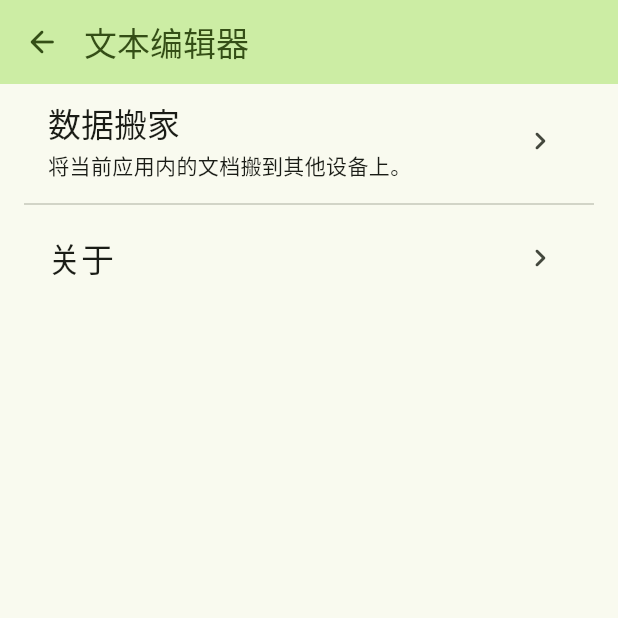
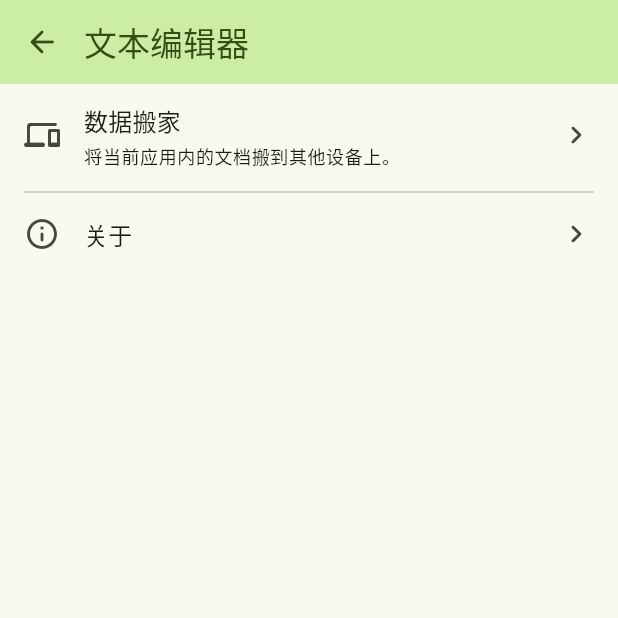
Before and after one commit to xWenChen/FlutterTextEditor, a Flutter app: the screen it shows after launch, after a tap on the "settings" icon, on a phone screen of 412 x 824 dp, the top half of it. Run offline on Flutter 3.47's test engine with Material 3 defaults, Android fonts, the phone set to English and light mode, and no system bars; our stand-ins replace go_router, isar, logger; accounts and stored records are empty; generated files the repository leaves out were written again.

Commit message:
todo：调整页面样式。

```diff
--- a/lib/com_wellcherish_fluttertexteditor/base/ui/state_widget/state_view.dart
+++ b/lib/com_wellcherish_fluttertexteditor/base/ui/state_widget/state_view.dart
@@ -47,9 +47,8 @@ class _StateViewState extends State<StateView> {
           ),
           Text(
             widget.text,
-            style: context.textTheme.titleLarge?.copyWith(
+            style: context.textTheme.bodyLarge?.copyWith(
               color: context.colorScheme.secondary,
-
             ),
           ),
           /// 上顶100，使文本居中。
--- a/lib/com_wellcherish_fluttertexteditor/page/settings/data/settings_item.dart
+++ b/lib/com_wellcherish_fluttertexteditor/page/settings/data/settings_item.dart
@@ -1,4 +1,6 @@
 
+import 'package:flutter/cupertino.dart';
+import 'package:flutter/material.dart';
 import 'package:flutter_text_editor/com_wellcherish_fluttertexteditor/page/settings/data/settings_type.dart';
 
 class SettingsItem {
@@ -6,12 +8,14 @@ class SettingsItem {
   String name;
   String desc;
   String pageRouteName;
+  IconData iconData;
 
   SettingsItem({
     this.type = SettingsType.unknown,
     this.name = '',
     this.desc = '',
     this.pageRouteName = '',
+    this.iconData = Icons.question_mark_rounded,
   });
 
   @override
--- a/lib/com_wellcherish_fluttertexteditor/page/settings/settings_page.dart
+++ b/lib/com_wellcherish_fluttertexteditor/page/settings/settings_page.dart
@@ -63,7 +63,7 @@ class _SettingsPageState extends BaseState<SettingsViewModel, SettingsPage> {
                 },
                 title: Text(
                   data.name,
-                  style: context.textTheme.titleLarge,
+                  style: context.textTheme.titleMedium,
                 ),
                 subtitle: !data.desc.isNullOrEmpty ? Container(
                   padding: EdgeInsets.only(top: AppSpace.extraSmall),
@@ -71,10 +71,14 @@ class _SettingsPageState extends BaseState<SettingsViewModel, SettingsPage> {
                     data.desc,
                     maxLines: 2,
                     overflow: TextOverflow.ellipsis,
-                    style: context.textTheme.bodyMedium,
+                    style: context.textTheme.bodySmall,
                   ),
                 ) : null,
+                leading: Icon(data.iconData),
                 trailing: Icon(Icons.keyboard_arrow_right_rounded),
+                contentPadding: EdgeInsets.symmetric(vertical: 0),
+                dense: true, // 1. 开启紧凑模式，缩小默认的高度和字体间距
+                visualDensity: VisualDensity(vertical: -4), // 2. 将垂直方向的密度压到极致（范围 -4 到 4）
               );
             },
             separatorBuilder: (context, index) => const Divider(),
--- a/lib/com_wellcherish_fluttertexteditor/page/settings/settings_view_model.dart
+++ b/lib/com_wellcherish_fluttertexteditor/page/settings/settings_view_model.dart
@@ -1,3 +1,4 @@
+import 'package:flutter/material.dart';
 import 'package:flutter_text_editor/com_wellcherish_fluttertexteditor/base/arch/base_view_model.dart';
 import 'package:flutter_text_editor/com_wellcherish_fluttertexteditor/base/arch/mutable_state.dart';
 import 'package:flutter_text_editor/com_wellcherish_fluttertexteditor/page/settings/data/settings_item.dart';
@@ -16,11 +17,13 @@ class SettingsViewModel extends BaseViewModel {
       name: Strings.dataSyncTitle,
       desc: Strings.dataSyncDesc,
       pageRouteName: RouteConstants.settings,
+      iconData: Icons.phonelink_rounded
     ),
     SettingsItem(
       type: SettingsType.about,
       name: Strings.aboutTitle,
       pageRouteName: RouteConstants.settings,
+      iconData: Icons.info_outline_rounded
     ),
   ]);
 
```
